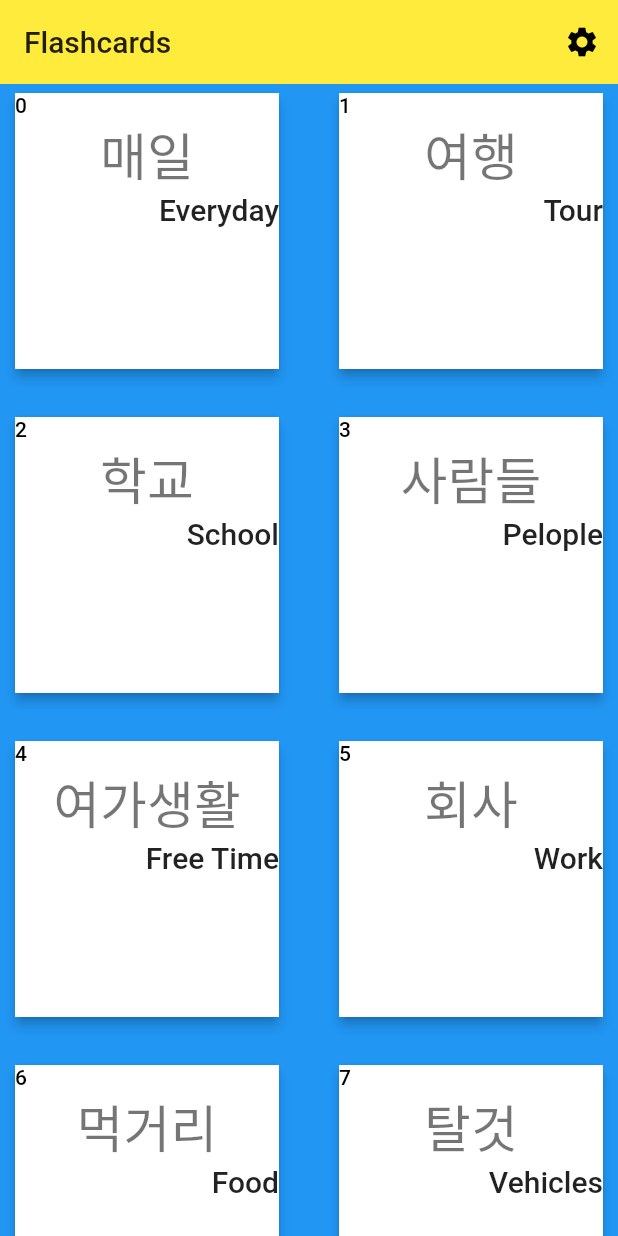
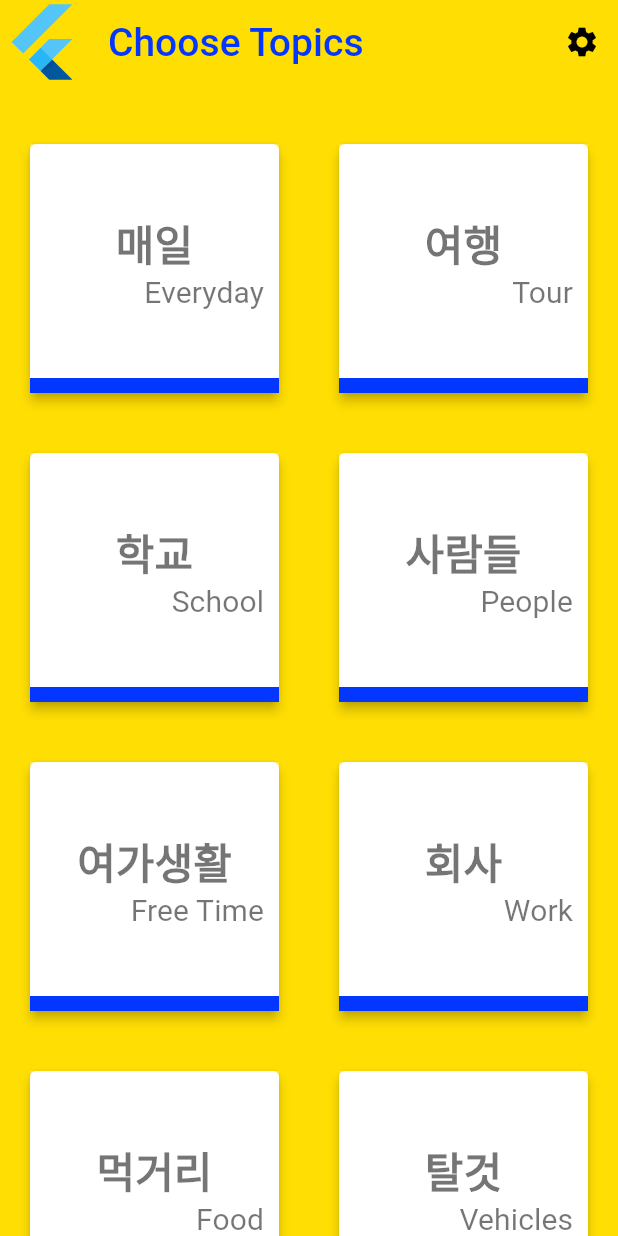
Before and after one commit to yuljlee/flashcards_kr, a Flutter app: the screen it shows after launch, on a phone screen of 412 x 824 dp. Run offline on Flutter 3.47's test engine with Material 2 defaults, Android fonts, the phone set to English and light mode, and no system bars; our stand-ins replace flip_card, flutter_swiper, flutter_tts; Roboto replaces fonts that are missing (Rubik).

Commit message:
feat: Change main ui

```diff
--- a/lib/main.dart
+++ b/lib/main.dart
@@ -10,9 +10,19 @@ class MyApp extends StatelessWidget {
     return MaterialApp(
       title: 'Korean Flashcards',
       theme: ThemeData(
-        primaryColor: Colors.yellow[500],
-        accentColor: Colors.amber,
-        accentColorBrightness: Brightness.dark
+        primaryColor: const Color(0xFFFFDE03),
+        accentColor: const Color(0xFF0336FF),
+        accentColorBrightness: Brightness.dark,
+
+        fontFamily: 'Rubik',
+
+        textTheme: TextTheme(
+          headline: TextStyle(fontSize: 72.0, fontWeight: FontWeight.bold),
+          title: TextStyle(fontSize: 28.0, fontWeight: FontWeight.w700, color: Colors.black54),
+          subtitle: TextStyle(fontSize: 20.0, fontWeight: FontWeight.w400, color: Colors.black54),
+          body1: TextStyle(fontSize: 26.0, fontWeight: FontWeight.w500, color: const Color(0xFF0336FF)),
+          body2: TextStyle(fontSize: 18.0, fontWeight: FontWeight.w300),
+        ),
       ),
       home: Home(),
     );
--- a/lib/ui/home.dart
+++ b/lib/ui/home.dart
@@ -39,11 +39,12 @@ class Home extends StatelessWidget {
 
   Widget _renderCard(context, int id) {
     List category = ['매일', '여행', '학교', '사람들', '여가생활', '회사', '먹거리', '탈것'];
-    List engCategory = ['Everyday', 'Tour', 'School', 'Pelople', 'Free Time', 'Work', 'Food', 'Vehicles'];
+    List engCategory = ['Everyday', 'Tour', 'School', 'People', 'Free Time', 'Work', 'Food', 'Vehicles'];
 
     final makeCard = Card(
       elevation: 3.0,
-      margin: new EdgeInsets.symmetric(horizontal: 10.0, vertical: 6.0),
+      margin: EdgeInsets.symmetric(horizontal: 20.0, vertical: 20.0),
+      //margin: EdgeInsets.all(20),
       child: GestureDetector(
               //splashColor: Colors.blue.withAlpha(30),
               onTap: () {
@@ -57,17 +58,28 @@ class Home extends StatelessWidget {
               },
               child: Container(
                 //decoration: BoxDecoration(color: Color.fromRGBO(64, 75, 96, .9)),
-                decoration: BoxDecoration(color: Colors.white),
+                decoration: BoxDecoration(color: Colors.white30),
                 child: Column(
                       //mainAxisAlignment: MainAxisAlignment.center,
                       children: <Widget>[
-                        Align(
-                          alignment: Alignment.bottomLeft,
-                          child: Text(id.toString(), style: Theme.of(context).textTheme.subtitle)),
-                        Text(category[id], style: Theme.of(context).textTheme.display1),
-                        Align(
+                        Spacer(),
+                        // Align(
+                        //   alignment: Alignment.bottomLeft,
+                        //   child: Text(id.toString(), style: Theme.of(context).textTheme.body1)
+                        // ),
+                        Text(category[id], style: Theme.of(context).textTheme.title),
+                        //Divider(),
+                        Container(
+                          padding: EdgeInsets.only(right: 10.0),
                           alignment: Alignment.bottomRight,
-                          child: Text(engCategory[id], style: Theme.of(context).textTheme.title)),
+                          child: Text(engCategory[id], style: Theme.of(context).textTheme.subtitle),
+                        ),
+                        Spacer(),
+                        Container(
+                          alignment: Alignment.bottomCenter,
+                          height: 10.0,
+                          color: const Color(0xFF0336FF),
+                        )
                         ],
                       ),
               ),
@@ -87,7 +99,8 @@ class Home extends StatelessWidget {
     return Scaffold(
       appBar:
         AppBar(
-          title: Text('Flashcards'),
+          leading: FlutterLogo(),
+          title: Text('Choose Topics', style: Theme.of(context).textTheme.body1,),
           elevation: 0.0,
           actions: <Widget>[
             IconButton(
@@ -101,19 +114,19 @@ class Home extends StatelessWidget {
           ],
         ),
 
-      backgroundColor: Colors.yellow[500],
+      backgroundColor: const Color(0xFFFFDE03),
+
       body:
 
-
                 Container(
-                //padding: EdgeInsets.only(top: 0.0),
-                color: Colors.blue,
+                padding: EdgeInsets.only(top: 20.0),
+                //color: Colors.blue[700],
                 child: GridView.builder(
                   itemCount: 8,
                   gridDelegate: SliverGridDelegateWithFixedCrossAxisCount(
                     crossAxisCount: _rowCnt,
-                    crossAxisSpacing: 20,
-                    mainAxisSpacing: 20,
+                    crossAxisSpacing: 0,
+                    mainAxisSpacing: 0,
                   ),
                   itemBuilder: (BuildContext context, int index) {
                     return _renderCard(context, index);
@@ -125,3 +138,22 @@ class Home extends StatelessWidget {
     );
   }
 }
+
+Widget firstRow() {
+      return Row(
+        children: [
+          Padding(
+            padding: EdgeInsets.only(right: 8.0),
+            child: Icon(Icons.favorite,
+              color: Colors.green,
+            ),
+          ),
+          Text(
+            'BEAMS',
+            style: TextStyle(
+              color: Colors.white,
+            ),
+          ),
+        ],
+      );
+    }
```
Also changed, not shown: pubspec.yaml (+13 -6 lines), fonts/Rubik-Black.ttf (added), fonts/Rubik-BlackItalic.ttf (added), fonts/Rubik-Bold.ttf (added), fonts/Rubik-BoldItalic.ttf (added), fonts/Rubik-Italic.ttf (added), fonts/Rubik-Light.ttf (added), fonts/Rubik-LightItalic.ttf (added), fonts/Rubik-Medium.ttf (added), fonts/Rubik-MediumItalic.ttf (added), fonts/Rubik-Regular.ttf (added).
